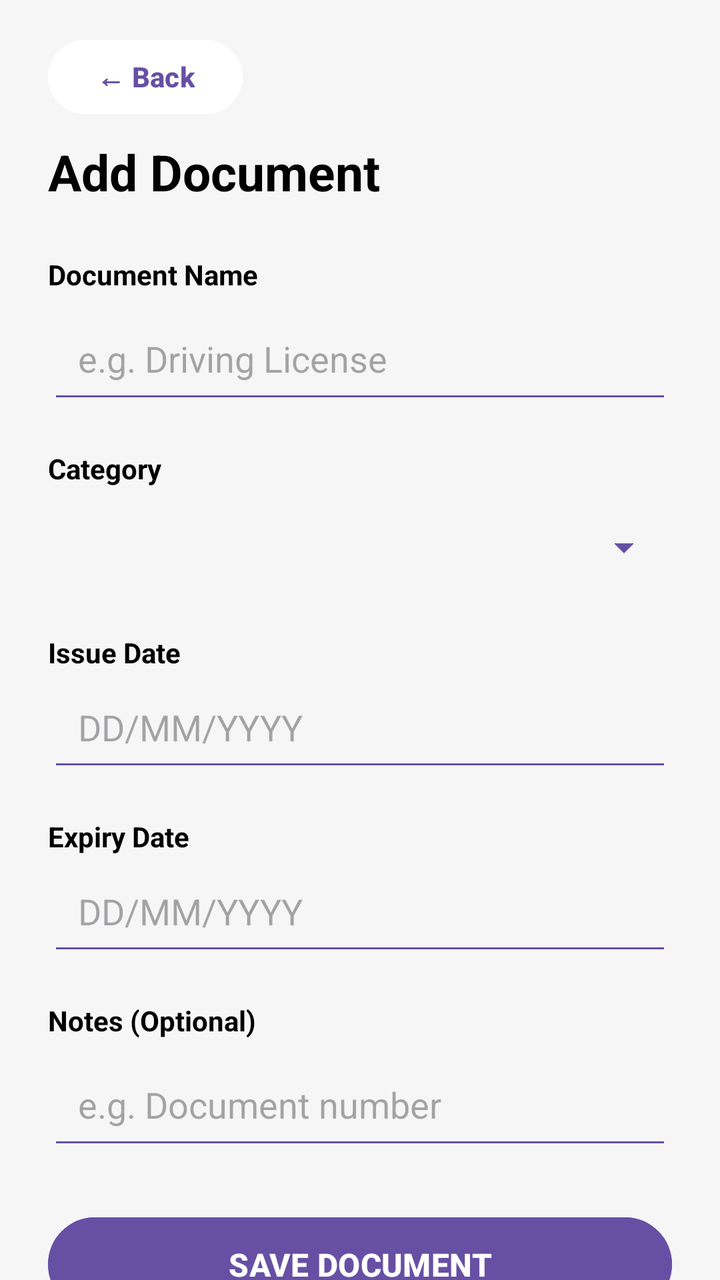
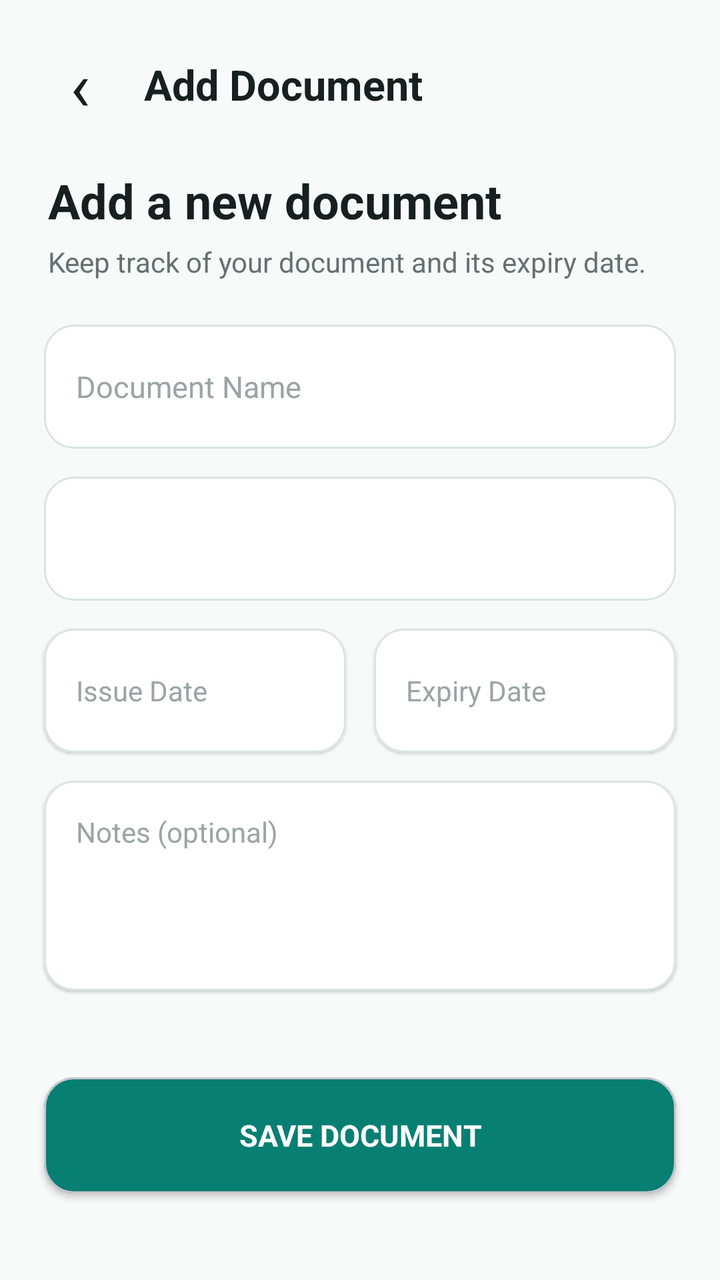

Two renders of the same Android screen: before a commit and after it. Below are the layout's source before the change and the commit's diff.
<!-- AndroidManifest.xml: application theme Theme.Expiry_Reminder_Project -->
<!-- res/layout/activity_add_document.xml -->
<?xml version="1.0" encoding="utf-8"?>
<androidx.constraintlayout.widget.ConstraintLayout
    xmlns:android="http://schemas.android.com/apk/res/android"
    xmlns:app="http://schemas.android.com/apk/res-auto"
    xmlns:tools="http://schemas.android.com/tools"
    android:layout_width="match_parent"
    android:layout_height="match_parent"
    android:background="@color/light_gray"
    tools:context=".AddDocumentActivity">

    <Button
        android:id="@+id/btnBack"
        android:layout_width="wrap_content"
        android:layout_height="45dp"
        android:layout_marginStart="24dp"
        android:layout_marginTop="16dp"
        android:backgroundTint="@color/white"
        android:text="← Back"
        android:textColor="@color/purple_primary"
        android:textSize="14sp"
        android:textStyle="bold"
        app:layout_constraintStart_toStartOf="parent"
        app:layout_constraintTop_toTopOf="parent" />

    <TextView
        android:id="@+id/tvAddTitle"
        android:layout_width="wrap_content"
        android:layout_height="wrap_content"
        android:layout_marginStart="24dp"
        android:layout_marginTop="8dp"
        android:text="Add Document"
        android:textColor="@color/black"
        android:textSize="25sp"
        android:textStyle="bold"
        app:layout_constraintStart_toStartOf="parent"
        app:layout_constraintTop_toBottomOf="@id/btnBack" />

    <TextView
        android:id="@+id/tvDocumentNameLabel"
        android:layout_width="wrap_content"
        android:layout_height="wrap_content"
        android:layout_marginStart="24dp"
        android:layout_marginTop="25dp"
        android:text="Document Name"
        android:textColor="@color/black"
        android:textSize="14sp"
        android:textStyle="bold"
        app:layout_constraintStart_toStartOf="parent"
        app:layout_constraintTop_toBottomOf="@id/tvAddTitle" />

    <EditText
        android:id="@+id/etDocumentName"
        android:layout_width="0dp"
        android:layout_height="55dp"
        android:layout_marginStart="24dp"
        android:layout_marginTop="5dp"
        android:layout_marginEnd="24dp"
        android:backgroundTint="@color/purple_primary"
        android:hint="e.g. Driving License"
        android:inputType="text"
        android:padding="15dp"
        app:layout_constraintEnd_toEndOf="parent"
        app:layout_constraintStart_toStartOf="parent"
        app:layout_constraintTop_toBottomOf="@id/tvDocumentNameLabel" />

    <TextView
        android:id="@+id/tvCategoryLabel"
        android:layout_width="wrap_content"
        android:layout_height="wrap_content"
        android:layout_marginStart="24dp"
        android:layout_marginTop="18dp"
        android:text="Category"
        android:textColor="@color/black"
        android:textSize="14sp"
        android:textStyle="bold"
        app:layout_constraintStart_toStartOf="parent"
        app:layout_constraintTop_toBottomOf="@id/etDocumentName" />

    <Spinner
        android:id="@+id/spCategory"
        android:layout_width="0dp"
        android:layout_height="50dp"
        android:layout_marginStart="24dp"
        android:layout_marginTop="5dp"
        android:layout_marginEnd="24dp"
        android:backgroundTint="@color/purple_primary"
        app:layout_constraintEnd_toEndOf="parent"
        app:layout_constraintStart_toStartOf="parent"
        app:layout_constraintTop_toBottomOf="@id/tvCategoryLabel" />

    <TextView
        android:id="@+id/tvIssueDateLabel"
        android:layout_width="wrap_content"
        android:layout_height="wrap_content"
        android:layout_marginStart="24dp"
        android:layout_marginTop="18dp"
        android:text="Issue Date"
        android:textColor="@color/black"
        android:textSize="14sp"
        android:textStyle="bold"
        app:layout_constraintStart_toStartOf="parent"
        app:layout_constraintTop_toBottomOf="@id/spCategory" />

    <EditText
        android:id="@+id/etIssueDate"
        android:layout_width="0dp"
        android:layout_height="50dp"
        android:layout_marginStart="24dp"
        android:layout_marginTop="5dp"
        android:layout_marginEnd="24dp"
        android:backgroundTint="@color/purple_primary"
        android:clickable="true"
        android:focusable="false"
        android:hint="DD/MM/YYYY"
        android:padding="15dp"
        app:layout_constraintEnd_toEndOf="parent"
        app:layout_constraintStart_toStartOf="parent"
        app:layout_constraintTop_toBottomOf="@id/tvIssueDateLabel" />

    <TextView
        android:id="@+id/tvExpiryDateLabel"
        android:layout_width="wrap_content"
        android:layout_height="wrap_content"
        android:layout_marginStart="24dp"
        android:layout_marginTop="18dp"
        android:text="Expiry Date"
        android:textColor="@color/black"
        android:textSize="14sp"
        android:textStyle="bold"
        app:layout_constraintStart_toStartOf="parent"
        app:layout_constraintTop_toBottomOf="@id/etIssueDate" />

    <EditText
        android:id="@+id/etExpiryDate"
        android:layout_width="0dp"
        android:layout_height="50dp"
        android:layout_marginStart="24dp"
        android:layout_marginTop="5dp"
        android:layout_marginEnd="24dp"
        android:backgroundTint="@color/purple_primary"
        android:clickable="true"
        android:focusable="false"
        android:hint="DD/MM/YYYY"
        android:padding="15dp"
        app:layout_constraintEnd_toEndOf="parent"
        app:layout_constraintStart_toStartOf="parent"
        app:layout_constraintTop_toBottomOf="@id/tvExpiryDateLabel" />

    <TextView
        android:id="@+id/tvNotesLabel"
        android:layout_width="wrap_content"
        android:layout_height="wrap_content"
        android:layout_marginStart="24dp"
        android:layout_marginTop="18dp"
        android:text="Notes (Optional)"
        android:textColor="@color/black"
        android:textSize="14sp"
        android:textStyle="bold"
        app:layout_constraintStart_toStartOf="parent"
        app:layout_constraintTop_toBottomOf="@id/etExpiryDate" />

    <EditText
        android:id="@+id/etNotes"
        android:layout_width="0dp"
        android:layout_height="55dp"
        android:layout_marginStart="24dp"
        android:layout_marginTop="5dp"
        android:layout_marginEnd="24dp"
        android:backgroundTint="@color/purple_primary"
        android:hint="e.g. Document number"
        android:inputType="text"
        android:padding="15dp"
        app:layout_constraintEnd_toEndOf="parent"
        app:layout_constraintStart_toStartOf="parent"
        app:layout_constraintTop_toBottomOf="@id/tvNotesLabel" />

    <Button
        android:id="@+id/btnSaveDocument"
        android:layout_width="0dp"
        android:layout_height="55dp"
        android:layout_marginStart="24dp"
        android:layout_marginTop="25dp"
        android:layout_marginEnd="24dp"
        android:backgroundTint="@color/purple_primary"
        android:text="SAVE DOCUMENT"
        android:textColor="@color/white"
        android:textSize="16sp"
        android:textStyle="bold"
        app:layout_constraintEnd_toEndOf="parent"
        app:layout_constraintStart_toStartOf="parent"
        app:layout_constraintTop_toBottomOf="@id/etNotes" />

</androidx.constraintlayout.widget.ConstraintLayout>
<!-- resources referenced by this layout -->
<resources>
  <color name="black">#000000</color>
  <color name="light_gray">#F6F6F6</color>
  <color name="purple_primary">#6750A4</color>
  <color name="white">#FFFFFF</color>
  <style name="Theme.Expiry_Reminder_Project" parent="Base.Theme.Expiry_Reminder_Project">
      </style>
  <style name="Base.Theme.Expiry_Reminder_Project" parent="Theme.Material3.DayNight.NoActionBar">
  
          <item name="colorPrimary">@color/purple_primary</item>
          <item name="colorPrimaryContainer">@color/purple_light</item>
  
      </style>
  <color name="purple_light">#EADDFF</color>
</resources>

<!-- the commit's change to res/layout/activity_add_document.xml (unified diff, before → after) -->
@@ -2,192 +2,240 @@
 <androidx.constraintlayout.widget.ConstraintLayout
     xmlns:android="http://schemas.android.com/apk/res/android"
     xmlns:app="http://schemas.android.com/apk/res-auto"
-    xmlns:tools="http://schemas.android.com/tools"
     android:layout_width="match_parent"
     android:layout_height="match_parent"
-    android:background="@color/light_gray"
-    tools:context=".AddDocumentActivity">
-
-    <Button
+    android:background="#F7FAF9">
+
+    <TextView
         android:id="@+id/btnBack"
-        android:layout_width="wrap_content"
-        android:layout_height="45dp"
-        android:layout_marginStart="24dp"
-        android:layout_marginTop="16dp"
-        android:backgroundTint="@color/white"
-        android:text="← Back"
-        android:textColor="@color/purple_primary"
-        android:textSize="14sp"
-        android:textStyle="bold"
-        app:layout_constraintStart_toStartOf="parent"
-        app:layout_constraintTop_toTopOf="parent" />
-
-    <TextView
-        android:id="@+id/tvAddTitle"
+        android:layout_width="48dp"
+        android:layout_height="48dp"
+        android:layout_marginStart="16dp"
+        android:layout_marginTop="18dp"
+        android:gravity="center"
+        android:text="‹"
+        android:textColor="#17201F"
+        android:textSize="34sp"
+        app:layout_constraintTop_toTopOf="parent"
+        app:layout_constraintStart_toStartOf="parent" />
+
+    <TextView
+        android:id="@+id/tvPageTitle"
         android:layout_width="wrap_content"
         android:layout_height="wrap_content"
-        android:layout_marginStart="24dp"
-        android:layout_marginTop="8dp"
+        android:layout_marginStart="8dp"
         android:text="Add Document"
-        android:textColor="@color/black"
-        android:textSize="25sp"
+        android:textColor="#17201F"
+        android:textSize="21sp"
         android:textStyle="bold"
-        app:layout_constraintStart_toStartOf="parent"
-        app:layout_constraintTop_toBottomOf="@id/btnBack" />
-
-    <TextView
-        android:id="@+id/tvDocumentNameLabel"
-        android:layout_width="wrap_content"
+        app:layout_constraintTop_toTopOf="@id/btnBack"
+        app:layout_constraintBottom_toBottomOf="@id/btnBack"
+        app:layout_constraintStart_toEndOf="@id/btnBack" />
+
+    <TextView
+        android:id="@+id/tvHeading"
+        android:layout_width="0dp"
         android:layout_height="wrap_content"
         android:layout_marginStart="24dp"
-        android:layout_marginTop="25dp"
-        android:text="Document Name"
-        android:textColor="@color/black"
-        android:textSize="14sp"
+        android:layout_marginTop="18dp"
+        android:layout_marginEnd="24dp"
+        android:text="Add a new document"
+        android:textColor="#17201F"
+        android:textSize="24sp"
         android:textStyle="bold"
-        app:layout_constraintStart_toStartOf="parent"
-        app:layout_constraintTop_toBottomOf="@id/tvAddTitle" />
-
-    <EditText
-        android:id="@+id/etDocumentName"
-        android:layout_width="0dp"
-        android:layout_height="55dp"
+        app:layout_constraintTop_toBottomOf="@id/btnBack"
+        app:layout_constraintStart_toStartOf="parent"
+        app:layout_constraintEnd_toEndOf="parent" />
+
+    <TextView
+        android:id="@+id/tvDescription"
+        android:layout_width="0dp"
+        android:layout_height="wrap_content"
         android:layout_marginStart="24dp"
         android:layout_marginTop="5dp"
         android:layout_marginEnd="24dp"
-        android:backgroundTint="@color/purple_primary"
-        android:hint="e.g. Driving License"
-        android:inputType="text"
-        android:padding="15dp"
+        android:text="Keep track of your document and its expiry date."
+        android:textColor="#66716F"
+        android:textSize="14sp"
+        app:layout_constraintTop_toBottomOf="@id/tvHeading"
+        app:layout_constraintStart_toStartOf="parent"
+        app:layout_constraintEnd_toEndOf="parent" />
+
+    <com.google.android.material.card.MaterialCardView
+        android:id="@+id/cardDocumentName"
+        android:layout_width="0dp"
+        android:layout_height="62dp"
+        android:layout_marginStart="22dp"
+        android:layout_marginTop="22dp"
+        android:layout_marginEnd="22dp"
+        app:cardBackgroundColor="#FFFFFF"
+        app:cardCornerRadius="15dp"
+        app:cardElevation="1dp"
+        app:strokeColor="#D9E5E2"
+        app:strokeWidth="1dp"
+        app:layout_constraintTop_toBottomOf="@id/tvDescription"
+        app:layout_constraintStart_toStartOf="parent"
+        app:layout_constraintEnd_toEndOf="parent">
+
+        <EditText
+            android:id="@+id/etDocumentName"
+            android:layout_width="match_parent"
+            android:layout_height="match_parent"
+            android:background="@android:color/transparent"
+            android:hint="Document Name"
+            android:inputType="textCapSentences"
+            android:paddingStart="16dp"
+            android:paddingEnd="16dp"
+            android:textColor="#17201F"
+            android:textColorHint="#9AA5A3"
+            android:textSize="15sp" />
+
+    </com.google.android.material.card.MaterialCardView>
+
+
+    <com.google.android.material.card.MaterialCardView
+        android:id="@+id/cardCategory"
+        android:layout_width="0dp"
+        android:layout_height="62dp"
+        android:layout_marginStart="22dp"
+        android:layout_marginTop="14dp"
+        android:layout_marginEnd="22dp"
+        app:cardBackgroundColor="#FFFFFF"
+        app:cardCornerRadius="15dp"
+        app:cardElevation="1dp"
+        app:strokeColor="#D9E5E2"
+        app:strokeWidth="1dp"
+        app:layout_constraintTop_toBottomOf="@id/cardDocumentName"
+        app:layout_constraintStart_toStartOf="parent"
+        app:layout_constraintEnd_toEndOf="parent">
+
+        <Spinner
+            android:id="@+id/spinnerCategory"
+            android:layout_width="match_parent"
+            android:layout_height="match_parent"
+            android:paddingStart="10dp"
+            android:paddingEnd="10dp"
+            android:background="@android:color/transparent" />
+
+    </com.google.android.material.card.MaterialCardView>
+
+    <com.google.android.material.card.MaterialCardView
+        android:id="@+id/cardIssueDate"
+        android:layout_width="0dp"
+        android:layout_height="62dp"
+        android:layout_marginStart="22dp"
+        android:layout_marginTop="14dp"
+        android:layout_marginEnd="7dp"
+        app:cardBackgroundColor="#FFFFFF"
+        app:cardCornerRadius="15dp"
+        app:cardElevation="1dp"
+        app:strokeColor="#D9E5E2"
+        app:strokeWidth="1dp"
+        app:layout_constraintTop_toBottomOf="@id/cardCategory"
+        app:layout_constraintStart_toStartOf="parent"
+        app:layout_constraintEnd_toStartOf="@id/cardExpiryDate">
+
+        <TextView
+            android:id="@+id/tvIssueDate"
+            android:layout_width="match_parent"
+            android:layout_height="match_parent"
+            android:gravity="center_vertical"
+            android:paddingStart="16dp"
+            android:paddingEnd="10dp"
+            android:text="Issue Date"
+            android:textColor="#9AA5A3"
+            android:textSize="14sp" />
+
+    </com.google.android.material.card.MaterialCardView>
+
+    <com.google.android.material.card.MaterialCardView
+        android:id="@+id/cardExpiryDate"
+        android:layout_width="0dp"
+        android:layout_height="62dp"
+        android:layout_marginStart="7dp"
+        android:layout_marginTop="14dp"
+        android:layout_marginEnd="22dp"
+        app:cardBackgroundColor="#FFFFFF"
+        app:cardCornerRadius="15dp"
+        app:cardElevation="1dp"
+        app:strokeColor="#D9E5E2"
+        app:strokeWidth="1dp"
+        app:layout_constraintTop_toBottomOf="@id/cardCategory"
+        app:layout_constraintStart_toEndOf="@id/cardIssueDate"
+        app:layout_constraintEnd_toEndOf="parent">
+
+        <TextView
+            android:id="@+id/tvExpiryDate"
+            android:layout_width="match_parent"
+            android:layout_height="match_parent"
+            android:gravity="center_vertical"
+            android:paddingStart="16dp"
+            android:paddingEnd="10dp"
+            android:text="Expiry Date"
+            android:textColor="#9AA5A3"
+            android:textSize="14sp" />
+
+    </com.google.android.material.card.MaterialCardView>
+
+
+    
+    <com.google.android.material.card.MaterialCardView
+        android:id="@+id/cardNotes"
+        android:layout_width="0dp"
+        android:layout_height="105dp"
+        android:layout_marginStart="22dp"
+        android:layout_marginTop="14dp"
+        android:layout_marginEnd="22dp"
+        app:cardBackgroundColor="#FFFFFF"
+        app:cardCornerRadius="15dp"
+        app:cardElevation="1dp"
+        app:strokeColor="#D9E5E2"
+        app:strokeWidth="1dp"
+        app:layout_constraintTop_toBottomOf="@id/cardIssueDate"
+        app:layout_constraintStart_toStartOf="parent"
+        app:layout_constraintEnd_toEndOf="parent">
+
+        <EditText
+            android:id="@+id/etNotes"
+            android:layout_width="match_parent"
+            android:layout_height="match_parent"
+            android:background="@android:color/transparent"
+            android:gravity="top"
+            android:hint="Notes (optional)"
+            android:inputType="textCapSentences|textMultiLine"
+            android:padding="16dp"
+            android:textColor="#17201F"
+            android:textColorHint="#9AA5A3"
+            android:textSize="14sp" />
+
+    </com.google.android.material.card.MaterialCardView>
+
+    <com.google.android.material.card.MaterialCardView
+        android:id="@+id/cardSave"
+        android:layout_width="0dp"
+        android:layout_height="58dp"
+        android:layout_marginStart="22dp"
+        android:layout_marginTop="20dp"
+        android:layout_marginEnd="22dp"
+        android:layout_marginBottom="20dp"
+        app:cardBackgroundColor="#087F73"
+        app:cardCornerRadius="15dp"
+        app:cardElevation="2dp"
+        app:layout_constraintTop_toBottomOf="@id/cardNotes"
+        app:layout_constraintStart_toStartOf="parent"
         app:layout_constraintEnd_toEndOf="parent"
-        app:layout_constraintStart_toStartOf="parent"
-        app:layout_constraintTop_toBottomOf="@id/tvDocumentNameLabel" />
-
-    <TextView
-        android:id="@+id/tvCategoryLabel"
-        android:layout_width="wrap_content"
-        android:layout_height="wrap_content"
-        android:layout_marginStart="24dp"
-        android:layout_marginTop="18dp"
-        android:text="Category"
-        android:textColor="@color/black"
-        android:textSize="14sp"
-        android:textStyle="bold"
-        app:layout_constraintStart_toStartOf="parent"
-        app:layout_constraintTop_toBottomOf="@id/etDocumentName" />
-
-    <Spinner
-        android:id="@+id/spCategory"
-        android:layout_width="0dp"
-        android:layout_height="50dp"
-        android:layout_marginStart="24dp"
-        android:layout_marginTop="5dp"
-        android:layout_marginEnd="24dp"
-        android:backgroundTint="@color/purple_primary"
-        app:layout_constraintEnd_toEndOf="parent"
-        app:layout_constraintStart_toStartOf="parent"
-        app:layout_constraintTop_toBottomOf="@id/tvCategoryLabel" />
-
-    <TextView
-        android:id="@+id/tvIssueDateLabel"
-        android:layout_width="wrap_content"
-        android:layout_height="wrap_content"
-        android:layout_marginStart="24dp"
-        android:layout_marginTop="18dp"
-        android:text="Issue Date"
-        android:textColor="@color/black"
-        android:textSize="14sp"
-        android:textStyle="bold"
-        app:layout_constraintStart_toStartOf="parent"
-        app:layout_constraintTop_toBottomOf="@id/spCategory" />
-
-    <EditText
-        android:id="@+id/etIssueDate"
-        android:layout_width="0dp"
-        android:layout_height="50dp"
-        android:layout_marginStart="24dp"
-        android:layout_marginTop="5dp"
-        android:layout_marginEnd="24dp"
-        android:backgroundTint="@color/purple_primary"
-        android:clickable="true"
-        android:focusable="false"
-        android:hint="DD/MM/YYYY"
-        android:padding="15dp"
-        app:layout_constraintEnd_toEndOf="parent"
-        app:layout_constraintStart_toStartOf="parent"
-        app:layout_constraintTop_toBottomOf="@id/tvIssueDateLabel" />
-
-    <TextView
-        android:id="@+id/tvExpiryDateLabel"
-        android:layout_width="wrap_content"
-        android:layout_height="wrap_content"
-        android:layout_marginStart="24dp"
-        android:layout_marginTop="18dp"
-        android:text="Expiry Date"
-        android:textColor="@color/black"
-        android:textSize="14sp"
-        android:textStyle="bold"
-        app:layout_constraintStart_toStartOf="parent"
-        app:layout_constraintTop_toBottomOf="@id/etIssueDate" />
-
-    <EditText
-        android:id="@+id/etExpiryDate"
-        android:layout_width="0dp"
-        android:layout_height="50dp"
-        android:layout_marginStart="24dp"
-        android:layout_marginTop="5dp"
-        android:layout_marginEnd="24dp"
-        android:backgroundTint="@color/purple_primary"
-        android:clickable="true"
-        android:focusable="false"
-        android:hint="DD/MM/YYYY"
-        android:padding="15dp"
-        app:layout_constraintEnd_toEndOf="parent"
-        app:layout_constraintStart_toStartOf="parent"
-        app:layout_constraintTop_toBottomOf="@id/tvExpiryDateLabel" />
-
-    <TextView
-        android:id="@+id/tvNotesLabel"
-        android:layout_width="wrap_content"
-        android:layout_height="wrap_content"
-        android:layout_marginStart="24dp"
-        android:layout_marginTop="18dp"
-        android:text="Notes (Optional)"
-        android:textColor="@color/black"
-        android:textSize="14sp"
-        android:textStyle="bold"
-        app:layout_constraintStart_toStartOf="parent"
-        app:layout_constraintTop_toBottomOf="@id/etExpiryDate" />
-
-    <EditText
-        android:id="@+id/etNotes"
-        android:layout_width="0dp"
-        android:layout_height="55dp"
-        android:layout_marginStart="24dp"
-        android:layout_marginTop="5dp"
-        android:layout_marginEnd="24dp"
-        android:backgroundTint="@color/purple_primary"
-        android:hint="e.g. Document number"
-        android:inputType="text"
-        android:padding="15dp"
-        app:layout_constraintEnd_toEndOf="parent"
-        app:layout_constraintStart_toStartOf="parent"
-        app:layout_constraintTop_toBottomOf="@id/tvNotesLabel" />
-
-    <Button
-        android:id="@+id/btnSaveDocument"
-        android:layout_width="0dp"
-        android:layout_height="55dp"
-        android:layout_marginStart="24dp"
-        android:layout_marginTop="25dp"
-        android:layout_marginEnd="24dp"
-        android:backgroundTint="@color/purple_primary"
-        android:text="SAVE DOCUMENT"
-        android:textColor="@color/white"
-        android:textSize="16sp"
-        android:textStyle="bold"
-        app:layout_constraintEnd_toEndOf="parent"
-        app:layout_constraintStart_toStartOf="parent"
-        app:layout_constraintTop_toBottomOf="@id/etNotes" />
+        app:layout_constraintBottom_toBottomOf="parent">
+
+        <TextView
+            android:id="@+id/btnSave"
+            android:layout_width="match_parent"
+            android:layout_height="match_parent"
+            android:gravity="center"
+            android:text="SAVE DOCUMENT"
+            android:textColor="#FFFFFF"
+            android:textSize="15sp"
+            android:textStyle="bold" />
+
+    </com.google.android.material.card.MaterialCardView>
 
 </androidx.constraintlayout.widget.ConstraintLayout>
<!-- resource entries referenced after the edit -->
@@ -1,17 +1,14 @@
 <!-- resources referenced by this layout -->
 <resources>
-  <color name="black">#000000</color>
-  <color name="light_gray">#F6F6F6</color>
-  <color name="purple_primary">#6750A4</color>
-  <color name="white">#FFFFFF</color>
   <style name="Theme.Expiry_Reminder_Project" parent="Base.Theme.Expiry_Reminder_Project">
       </style>
   <style name="Base.Theme.Expiry_Reminder_Project" parent="Theme.Material3.DayNight.NoActionBar">
   
-          <item name="colorPrimary">@color/purple_primary</item>
-          <item name="colorPrimaryContainer">@color/purple_light</item>
+          <item name="colorPrimary">@color/primary_teal</item>
+          <item name="colorPrimaryVariant">@color/primary_dark</item>
   
       </style>
-  <color name="purple_light">#EADDFF</color>
+  <color name="primary_teal">#087F73</color>
+  <color name="primary_dark">#05665C</color>
 </resources>
 
